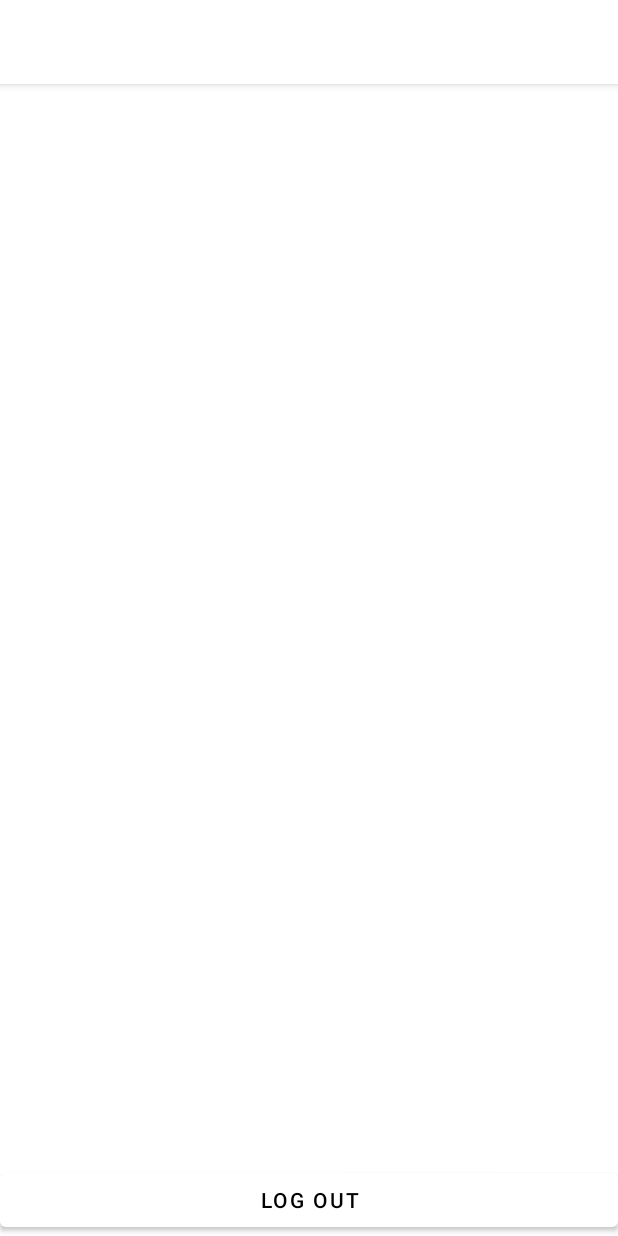
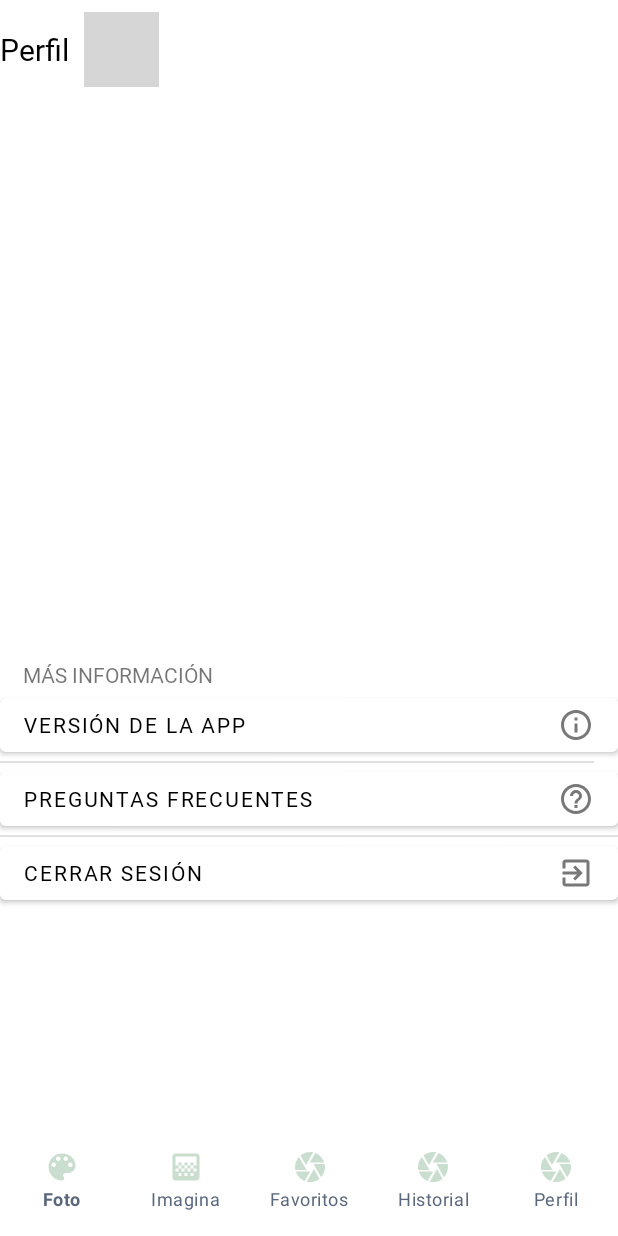
Before and after one commit to ELKRAZY/ColorIA, an Android app: the MainActivity screen opened directly, with no data from a screen before it, on a phone screen of 412 x 824 dp. Run offline under Robolectric (Android 15) with nearby library versions, the phone set to English and light mode, and no system bars; our stand-ins replace Firebase (no records; nobody signed in at launch, a user with empty details on screens opened directly); grey boxes are pictures that could not be loaded.

Commit message:
Diseño main a medias, creado el button nav falta color en modo noche o dia, el textview es gris en los dos y lo quieres negro en el normal, no estan los fragments para el navigate

```diff
--- a/app/src/main/AndroidManifest.xml
+++ b/app/src/main/AndroidManifest.xml
@@ -36,7 +36,7 @@
         </activity>
         <activity
             android:name=".MainActivity"
-            android:exported="true" >
+            android:exported="true">
             <meta-data
                 android:name="android.app.lib_name"
                 android:value="" />
--- a/app/src/main/java/com/example/coloria/MainActivity.kt
+++ b/app/src/main/java/com/example/coloria/MainActivity.kt
@@ -5,7 +5,10 @@ import android.content.SharedPreferences
 import androidx.appcompat.app.AppCompatActivity
 import android.os.Bundle
 import com.example.coloria.databinding.ActivityMainBinding
+import com.google.android.material.bottomnavigation.BottomNavigationView
 import com.google.firebase.auth.FirebaseAuth
+
+private lateinit var bottomNavigationView: BottomNavigationView
 
 class MainActivity : AppCompatActivity() {
     private lateinit var binding: ActivityMainBinding
@@ -13,6 +16,10 @@ class MainActivity : AppCompatActivity() {
         super.onCreate(savedInstanceState)
         binding = ActivityMainBinding.inflate(layoutInflater)
         setContentView(binding.root)
+        supportActionBar?.hide()
+        bottomNavigationView = binding.bottomNavigation
+
+
 
 
         logoutButton()
--- /dev/null
+++ b/app/src/main/res/color/text_color.xml
@@ -0,0 +1,5 @@
+<?xml version="1.0" encoding="utf-8"?>
+<selector xmlns:android="http://schemas.android.com/apk/res/android">
+    <item android:state_checked="true" android:color="@color/LGrey"/>
+    <item android:state_checked="false" android:color="@android:color/black"/>
+</selector>
--- /dev/null
+++ b/app/src/main/res/drawable/ic_baseline_camera_24.xml
@@ -0,0 +1,5 @@
+<vector android:height="24dp" android:tint="#797878"
+    android:viewportHeight="24" android:viewportWidth="24"
+    android:width="24dp" xmlns:android="http://schemas.android.com/apk/res/android">
+    <path android:fillColor="@android:color/white" android:pathData="M9.4,10.5l4.77,-8.26C13.47,2.09 12.75,2 12,2c-2.4,0 -4.6,0.85 -6.32,2.25l3.66,6.35 0.06,-0.1zM21.54,9c-0.92,-2.92 -3.15,-5.26 -6,-6.34L11.88,9h9.66zM21.8,10h-7.49l0.29,0.5 4.76,8.25C21,16.97 22,14.61 22,12c0,-0.69 -0.07,-1.35 -0.2,-2zM8.54,12l-3.9,-6.75C3.01,7.03 2,9.39 2,12c0,0.69 0.07,1.35 0.2,2h7.49l-1.15,-2zM2.46,15c0.92,2.92 3.15,5.26 6,6.34L12.12,15L2.46,15zM13.73,15l-3.9,6.76c0.7,0.15 1.42,0.24 2.17,0.24 2.4,0 4.6,-0.85 6.32,-2.25l-3.66,-6.35 -0.93,1.6z"/>
+</vector>
--- /dev/null
+++ b/app/src/main/res/drawable/ic_baseline_color_lens_24.xml
@@ -0,0 +1,5 @@
+<vector android:height="24dp" android:tint="#797878"
+    android:viewportHeight="24" android:viewportWidth="24"
+    android:width="24dp" xmlns:android="http://schemas.android.com/apk/res/android">
+    <path android:fillColor="@android:color/white" android:pathData="M12,3c-4.97,0 -9,4.03 -9,9s4.03,9 9,9c0.83,0 1.5,-0.67 1.5,-1.5 0,-0.39 -0.15,-0.74 -0.39,-1.01 -0.23,-0.26 -0.38,-0.61 -0.38,-0.99 0,-0.83 0.67,-1.5 1.5,-1.5L16,16c2.76,0 5,-2.24 5,-5 0,-4.42 -4.03,-8 -9,-8zM6.5,12c-0.83,0 -1.5,-0.67 -1.5,-1.5S5.67,9 6.5,9 8,9.67 8,10.5 7.33,12 6.5,12zM9.5,8C8.67,8 8,7.33 8,6.5S8.67,5 9.5,5s1.5,0.67 1.5,1.5S10.33,8 9.5,8zM14.5,8c-0.83,0 -1.5,-0.67 -1.5,-1.5S13.67,5 14.5,5s1.5,0.67 1.5,1.5S15.33,8 14.5,8zM17.5,12c-0.83,0 -1.5,-0.67 -1.5,-1.5S16.67,9 17.5,9s1.5,0.67 1.5,1.5 -0.67,1.5 -1.5,1.5z"/>
+</vector>
--- /dev/null
+++ b/app/src/main/res/drawable/ic_baseline_exit_to_app_24.xml
@@ -0,0 +1,5 @@
+<vector android:autoMirrored="true" android:height="24dp"
+    android:tint="#797878" android:viewportHeight="24"
+    android:viewportWidth="24" android:width="24dp" xmlns:android="http://schemas.android.com/apk/res/android">
+    <path android:fillColor="@android:color/white" android:pathData="M10.09,15.59L11.5,17l5,-5 -5,-5 -1.41,1.41L12.67,11H3v2h9.67l-2.58,2.59zM19,3H5c-1.11,0 -2,0.9 -2,2v4h2V5h14v14H5v-4H3v4c0,1.1 0.89,2 2,2h14c1.1,0 2,-0.9 2,-2V5c0,-1.1 -0.9,-2 -2,-2z"/>
+</vector>
--- /dev/null
+++ b/app/src/main/res/drawable/ic_baseline_gradient_24.xml
@@ -0,0 +1,5 @@
+<vector android:height="24dp" android:tint="#797878"
+    android:viewportHeight="24" android:viewportWidth="24"
+    android:width="24dp" xmlns:android="http://schemas.android.com/apk/res/android">
+    <path android:fillColor="@android:color/white" android:pathData="M11,9h2v2h-2zM9,11h2v2L9,13zM13,11h2v2h-2zM15,9h2v2h-2zM7,9h2v2L7,11zM19,3L5,3c-1.1,0 -2,0.9 -2,2v14c0,1.1 0.9,2 2,2h14c1.1,0 2,-0.9 2,-2L21,5c0,-1.1 -0.9,-2 -2,-2zM9,18L7,18v-2h2v2zM13,18h-2v-2h2v2zM17,18h-2v-2h2v2zM19,11h-2v2h2v2h-2v-2h-2v2h-2v-2h-2v2L9,15v-2L7,13v2L5,15v-2h2v-2L5,11L5,5h14v6z"/>
+</vector>
--- /dev/null
+++ b/app/src/main/res/drawable/ic_baseline_help_outline_24.xml
@@ -0,0 +1,5 @@
+<vector android:autoMirrored="true" android:height="24dp"
+    android:tint="#797878" android:viewportHeight="24"
+    android:viewportWidth="24" android:width="24dp" xmlns:android="http://schemas.android.com/apk/res/android">
+    <path android:fillColor="@android:color/white" android:pathData="M11,18h2v-2h-2v2zM12,2C6.48,2 2,6.48 2,12s4.48,10 10,10 10,-4.48 10,-10S17.52,2 12,2zM12,20c-4.41,0 -8,-3.59 -8,-8s3.59,-8 8,-8 8,3.59 8,8 -3.59,8 -8,8zM12,6c-2.21,0 -4,1.79 -4,4h2c0,-1.1 0.9,-2 2,-2s2,0.9 2,2c0,2 -3,1.75 -3,5h2c0,-2.25 3,-2.5 3,-5 0,-2.21 -1.79,-4 -4,-4z"/>
+</vector>
--- /dev/null
+++ b/app/src/main/res/drawable/ic_outline_info_24.xml
@@ -0,0 +1,5 @@
+<vector android:height="24dp" android:tint="#797878"
+    android:viewportHeight="24" android:viewportWidth="24"
+    android:width="24dp" xmlns:android="http://schemas.android.com/apk/res/android">
+    <path android:fillColor="@android:color/white" android:pathData="M11,7h2v2h-2zM11,11h2v6h-2zM12,2C6.48,2 2,6.48 2,12s4.48,10 10,10 10,-4.48 10,-10S17.52,2 12,2zM12,20c-4.41,0 -8,-3.59 -8,-8s3.59,-8 8,-8 8,3.59 8,8 -3.59,8 -8,8z"/>
+</vector>
--- a/app/src/main/res/layout/activity_main.xml
+++ b/app/src/main/res/layout/activity_main.xml
@@ -8,25 +8,137 @@
     tools:context=".MainActivity">
 
     <LinearLayout
-        android:id="@+id/linearLayout3"
-        android:layout_width="wrap_content"
-        android:layout_height="wrap_content"
+        android:id="@+id/linearLayout10"
+        android:layout_width="0dp"
+        android:layout_height="0dp"
+        android:layout_marginBottom="123dp"
         android:orientation="vertical"
-        app:layout_constraintBottom_toTopOf="parent"
-        app:layout_constraintEnd_toStartOf="parent"
+        app:layout_constraintBottom_toTopOf="@+id/linearLayout7"
+        app:layout_constraintEnd_toEndOf="parent"
         app:layout_constraintStart_toStartOf="parent"
-        app:layout_constraintTop_toTopOf="parent"
-        tools:context=".MainActivity">
+        app:layout_constraintTop_toTopOf="parent">
+
+        <LinearLayout
+            android:layout_width="match_parent"
+            android:layout_height="66dp"
+            android:orientation="horizontal"
+            >
+            <TextView
+                android:id="@+id/textViewPerfil"
+                android:layout_width="wrap_content"
+                android:layout_height="wrap_content"
+                android:layout_weight="0"
+                android:layout_gravity="center"
+                android:layout_marginEnd="10dp"
+                android:text="Perfil"
+                android:textSize="20dp"
+                android:textColor="@color/text_color"
+                android:fontFamily="@font/roboto_medium"/>
+
+            <ImageView
+                android:id="@+id/imageView_Logo"
+                android:layout_width="50dp"
+                android:layout_height="50dp"
+
+                android:layout_gravity="center"
+                android:layout_weight="0"
+                app:srcCompat="@drawable/logo" />
+
+
+
+        </LinearLayout>
 
     </LinearLayout>
 
-    <Button
-        android:id="@+id/buttonLogOut"
-        android:layout_width="match_parent"
+    <LinearLayout
+        android:id="@+id/linearLayout6"
+        android:layout_width="0dp"
+        android:layout_height="124dp"
+        android:orientation="vertical"
+        app:layout_constraintEnd_toEndOf="parent"
+        app:layout_constraintStart_toStartOf="parent"
+        app:layout_constraintTop_toBottomOf="@+id/linearLayout10" />
+
+    <LinearLayout
+        android:id="@+id/linearLayout7"
+        android:layout_width="0dp"
+        android:layout_height="0dp"
+        android:layout_marginBottom="2dp"
+        android:orientation="vertical"
+        app:layout_constraintBottom_toTopOf="@+id/linearLayout5"
+        app:layout_constraintEnd_toEndOf="parent"
+        app:layout_constraintStart_toStartOf="parent"
+        app:layout_constraintTop_toBottomOf="@+id/linearLayout10">
+
+        <TextView
+            android:id="@+id/textView"
+            android:layout_width="match_parent"
+            android:layout_height="wrap_content"
+            android:layout_marginStart="15dp"
+            android:fontFamily="@font/roboto_medium"
+            android:text="MÁS INFORMACIÓN" />
+
+        <Button
+            android:id="@+id/buttonVersion"
+            android:layout_width="match_parent"
+            android:layout_height="wrap_content"
+            android:drawableEnd="@drawable/ic_outline_info_24"
+            android:fontFamily="@font/roboto_medium"
+            android:gravity="center|start"
+            android:text="Versión de la app" />
+
+        <View
+            android:id="@+id/divider2"
+            android:layout_width="match_parent"
+            android:layout_height="1dp"
+            android:layout_marginEnd="16dp"
+            android:layout_marginRight="16dp"
+            android:background="?android:attr/listDivider"
+            app:layout_constraintEnd_toEndOf="parent" />
+
+        <Button
+            android:id="@+id/buttonQuestion"
+            android:layout_width="match_parent"
+            android:layout_height="wrap_content"
+            android:drawableEnd="@drawable/ic_baseline_help_outline_24"
+            android:fontFamily="@font/roboto_medium"
+            android:gravity="center|start"
+            android:text="Preguntas frecuentes" />
+
+        <View
+            android:id="@+id/divider"
+            android:layout_width="match_parent"
+            android:layout_height="1dp"
+            android:background="?android:attr/listDivider" />
+
+        <Button
+            android:id="@+id/buttonLogOut"
+            android:layout_width="match_parent"
+            android:layout_height="wrap_content"
+            android:drawableEnd="@drawable/ic_baseline_exit_to_app_24"
+            android:fontFamily="@font/roboto_medium"
+            android:gravity="start|center_vertical"
+            android:text="Cerrar Sesión"/>
+    </LinearLayout>
+
+    <LinearLayout
+        android:id="@+id/linearLayout5"
+        android:layout_width="0dp"
         android:layout_height="wrap_content"
-        android:layout_gravity="bottom"
-        android:text="Log out"
+        android:layout_marginBottom="10dp"
+        android:orientation="vertical"
         app:layout_constraintBottom_toBottomOf="parent"
         app:layout_constraintEnd_toEndOf="parent"
-        app:layout_constraintStart_toStartOf="parent" />
+        app:layout_constraintStart_toStartOf="parent"
+        app:layout_constraintTop_toBottomOf="@+id/linearLayout7">
+
+        <com.google.android.material.bottomnavigation.BottomNavigationView
+            android:id="@+id/bottom_navigation"
+            style="@style/BottomNav"
+            android:layout_width="match_parent"
+            android:layout_height="wrap_content"
+            app:labelVisibilityMode="labeled"
+            app:menu="@menu/bottom_navigation" />
+    </LinearLayout>
+
 </androidx.constraintlayout.widget.ConstraintLayout>
--- /dev/null
+++ b/app/src/main/res/menu/bottom_navigation.xml
@@ -0,0 +1,24 @@
+<?xml version="1.0" encoding="utf-8"?>
+<menu xmlns:android="http://schemas.android.com/apk/res/android">
+    <item
+        android:id="@+id/foto"
+        android:icon="@drawable/ic_baseline_color_lens_24"
+        android:title="Foto" />
+    <item
+        android:id="@+id/imagina"
+        android:icon="@drawable/ic_baseline_gradient_24"
+        android:title="Imagina" />
+    <item
+        android:id="@+id/favoritos"
+        android:icon="@drawable/ic_baseline_camera_24"
+        android:title="Favoritos" />
+    <item
+        android:id="@+id/historial"
+        android:icon="@drawable/ic_baseline_camera_24"
+        android:title="Historial" />
+    <item
+        android:id="@+id/perfil"
+        android:icon="@drawable/ic_baseline_camera_24"
+        android:title="Perfil" />
+
+</menu>
--- a/app/src/main/res/values-night/themes.xml
+++ b/app/src/main/res/values-night/themes.xml
@@ -14,4 +14,11 @@
         <item name="android:statusBarColor">?attr/colorPrimaryVariant</item>
         <!-- Customize your theme here. -->
     </style>
+
+    <style name="BottomNav">
+        <item name="android:background">@color/Navy</item>
+        <item name="itemIconTint">@color/LGrey</item>
+        <item name="itemTextColor">@color/Grey</item>
+
+    </style>
 </resources>
--- a/app/src/main/res/values/colors.xml
+++ b/app/src/main/res/values/colors.xml
@@ -13,6 +13,8 @@
     <color name="Navy">#2C384A</color>
     <color name="LGrey">#cadecf</color>
     <color name="Grey">#5a677d</color>
+    <color name="LighBlack">#333435</color>
+
 
 
 </resources>
--- a/app/src/main/res/values/themes.xml
+++ b/app/src/main/res/values/themes.xml
@@ -8,10 +8,19 @@
         <item name="colorOnPrimary">@color/black</item>
         <!-- Secondary brand color. -->
         <item name="colorSecondary">@color/teal_200</item>
+
         <item name="colorSecondaryVariant">@color/teal_700</item>
         <item name="colorOnSecondary">@color/black</item>
         <!-- Status bar color. -->
         <item name="android:statusBarColor">?attr/colorPrimaryVariant</item>
         <!-- Customize your theme here. -->
     </style>
+
+    <style name="BottomNav">
+        <item name="android:background">@color/white</item>
+        <item name="itemIconTint">@color/LGrey</item>
+        <item name="itemTextColor">@color/Grey</item>
+        <item name="android:textColor">@color/Grey</item>
+
+    </style>
 </resources>
```
